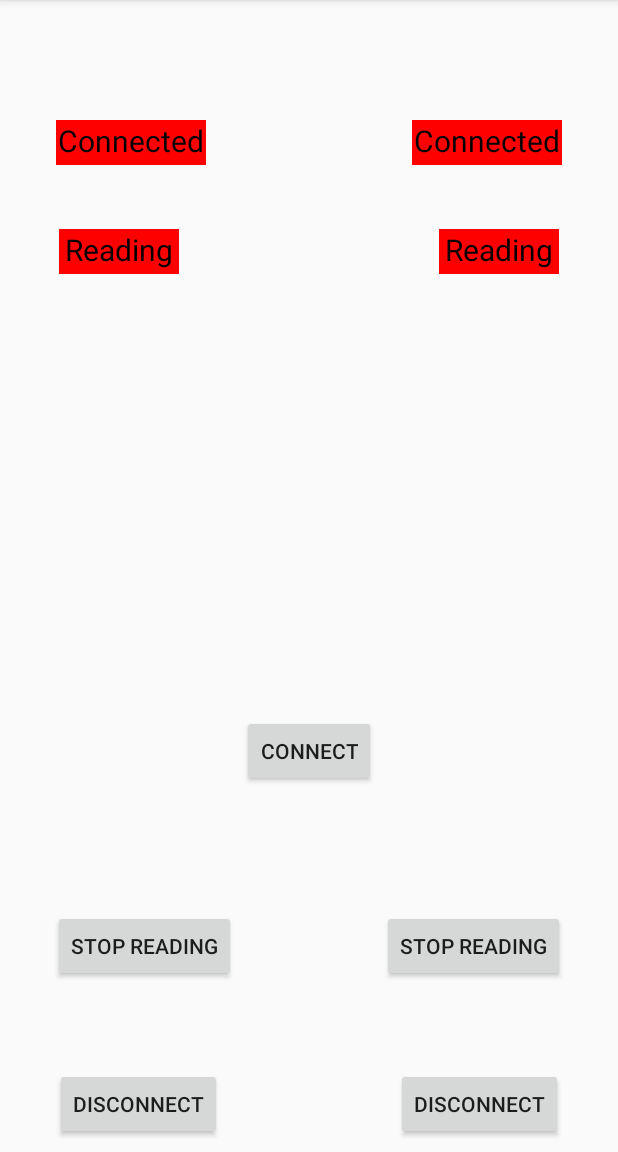
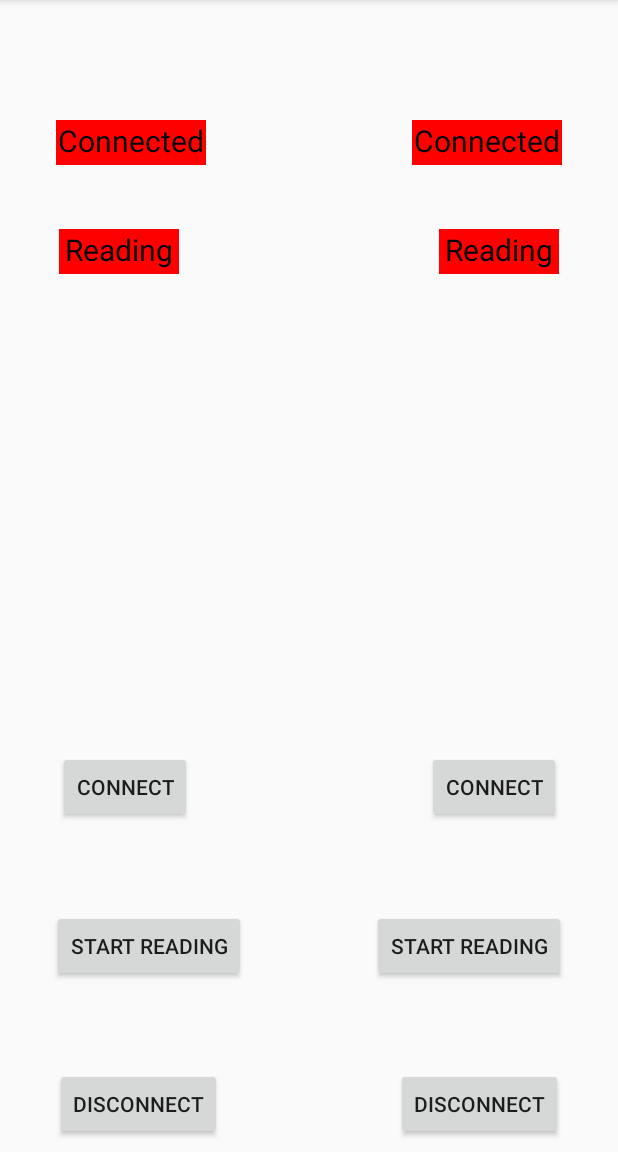
Before and after one commit to jalilahmed/BluetoothManager, an Android app: the ISensorActivity screen opened directly, with no data from a screen before it, after a tap on "CONNECT", on a phone screen of 412 x 824 dp, the part 84-1236 px from its top. Run offline under Robolectric (Android 15) with nearby library versions, the phone set to English and light mode, and no system bars; 1 statement that could not run was skipped.

Commit message:
Separated left right sensors on activity

```diff
--- a/app/src/main/java/com/example/bluetoothinterface/ISensorActivity.java
+++ b/app/src/main/java/com/example/bluetoothinterface/ISensorActivity.java
@@ -20,7 +20,7 @@ public class ISensorActivity extends AppCompatActivity implements ICommunication
 
     // UI Elements
     TextView LeftNameTV, RightNameTV, LeftConnectedTV, RightConnectedTV, LeftReadingTV, RightReadingTV;
-    Button ConnectBtn, LeftStopReading, RightStopReading, LeftDisconnect, RightDisconnect;
+    Button ConnectLeftBtn, ConnectRightBtn, LeftStartReading, RightStartReading, LeftDisconnect, RightDisconnect;
 
     // Sensors
     ArrayList<String> selectedSensors = new ArrayList<>();
@@ -37,6 +37,39 @@ public class ISensorActivity extends AppCompatActivity implements ICommunication
         myInterface.setCommunicationCB(this);
 
         // Initializing all views
+        initializeAllViews();
+
+
+        ConnectLeftBtn.setOnClickListener( new View.OnClickListener() {
+            @Override
+            public void onClick(View view) {
+                connectISensors(selectedSensors.get(0));
+            }
+        });
+
+        ConnectRightBtn.setOnClickListener( new View.OnClickListener() {
+            @Override
+            public void onClick(View view) {
+                connectISensors(selectedSensors.get(1));
+            }
+        });
+
+        LeftStartReading.setOnClickListener( new View.OnClickListener() {
+            @Override
+            public void onClick(View view) {
+                myInterface.startReading(selectedSensors.get(0));
+            }
+        });
+
+        RightStartReading.setOnClickListener( new View.OnClickListener() {
+            @Override
+            public void onClick(View view) {
+                myInterface.startReading(selectedSensors.get(1));
+            }
+        });
+    }
+
+    public void initializeAllViews() {
         LeftNameTV = findViewById(R.id.ISensorLeftName);
         RightNameTV = findViewById(R.id.ISensorRightName);
         LeftConnectedTV = findViewById(R.id.ISensorLeftConnectedTV);
@@ -44,9 +77,10 @@ public class ISensorActivity extends AppCompatActivity implements ICommunication
         LeftReadingTV = findViewById(R.id.ISensorLeftReadingTV);
         RightReadingTV = findViewById(R.id.ISensorRightReadingTV);
 
-        ConnectBtn = findViewById(R.id.ISensorsConnectBtn);
-        LeftStopReading = findViewById(R.id.ISensorLeftStopReadingBtn);
-        RightStopReading = findViewById(R.id.ISensorRightStopReadingBtn);
+        ConnectLeftBtn = findViewById(R.id.ISensorsConnectLeftBtn);
+        ConnectRightBtn = findViewById(R.id.ISensorsConnectRightBtn);
+        LeftStartReading = findViewById(R.id.ISensorLeftStartReadingBtn);
+        RightStartReading = findViewById(R.id.ISensorRightStartReadingBtn);
         LeftDisconnect = findViewById(R.id.ISensorLeftDisconnectBtn);
         RightDisconnect = findViewById(R.id.ISensorRightDisconnectBtn);
 
@@ -62,48 +96,32 @@ public class ISensorActivity extends AppCompatActivity implements ICommunication
             System.out.println("ISensorActivity :: selected Sensors " + selectedSensors);
 
             if (selectedSensors != null) {
+                if (selectedSensors.size() == 1) {
+                    LeftNameTV.setText(selectedSensors.get(0));
+                } else {
                     LeftNameTV.setText(selectedSensors.get(0));
                     RightNameTV.setText(selectedSensors.get(1));
+                }
             }
         } catch (Exception e) {
             System.out.println(e.toString());
         }
-
-        ConnectBtn.setOnClickListener( new View.OnClickListener() {
-            @Override
-            public void onClick(View view) {
-                connectISensors();
-            }
-        });
-
-        LeftStopReading.setOnClickListener( new View.OnClickListener() {
-            @Override
-            public void onClick(View view) {
-                myInterface.stopReading(selectedSensors.get(0));
-            }
-        });
-
-        RightStopReading.setOnClickListener( new View.OnClickListener() {
-            @Override
-            public void onClick(View view) {
-                myInterface.stopReading(selectedSensors.get(1));
-            }
-        });
     }
 
-    public void connectISensors() {
-        myInterface.connectToMiPods(selectedSensors);
+    public void connectISensors(String sensorName) {
+        myInterface.connectToMiPod(sensorName);
     }
 
     @Override
     public void onConnect(BluetoothDevice device) {
-
+        if (selectedSensors.size() == 1) {
+            LeftConnectedTV.setBackgroundColor(Color.GREEN);
+        } else {
             if (device.getName().equals(selectedSensors.get(0))) {
                 LeftConnectedTV.setBackgroundColor(Color.GREEN);
-            LeftReadingTV.setBackgroundColor(Color.GREEN);
             } else if (device.getName().equals(selectedSensors.get(1))) {
                 RightConnectedTV.setBackgroundColor(Color.GREEN);
-            RightReadingTV.setBackgroundColor(Color.GREEN);
+            }
         }
 
         Toast.makeText(getApplicationContext(), "Connected to " + device.getName(), Toast.LENGTH_SHORT).show();
@@ -130,22 +148,26 @@ public class ISensorActivity extends AppCompatActivity implements ICommunication
 
     @Override
     public void onConnectionLost(BluetoothDevice device) {
-        System.out.println("ISensorActivityonConnectionLost :: device is " + device.getName());
-        if (device.getName().equals(selectedSensors.get(0))) {
-            LeftConnectedTV.setBackgroundColor(Color.RED);
-        } else if (device.getName().equals(selectedSensors.get(1))) {
-            RightConnectedTV.setBackgroundColor(Color.RED);
-        }
-
+        System.out.println("ISensorActivity onConnectionLost :: device is " + device.getName());
+        //LeftConnectedTV.setBackgroundColor(Color.RED);
         System.out.println("ISensorActivity::Lost Communication with " + device.getName());
     }
 
     @Override
-    public void onStopReading(BluetoothDevice device) {
+    public void onStartReading(BluetoothDevice device) {
+        if (selectedSensors.size() == 1) {
+            LeftReadingTV.setBackgroundColor(Color.GREEN);
+        } else {
             if (device.getName().equals(selectedSensors.get(0))) {
-            LeftReadingTV.setBackgroundColor(Color.RED);
+                LeftReadingTV.setBackgroundColor(Color.GREEN);
             } else if (device.getName().equals(selectedSensors.get(1))) {
-            RightReadingTV.setBackgroundColor(Color.RED);
+                LeftReadingTV.setBackgroundColor(Color.GREEN);
             }
         }
     }
+
+    @Override
+    public void onStopReading(BluetoothDevice device) {
+        System.out.println("in ISensorActivity::onStopReading ");
+    }
+}
--- a/app/src/main/java/com/example/bluetoothinterface/bluetooth_module/BTManager.java
+++ b/app/src/main/java/com/example/bluetoothinterface/bluetooth_module/BTManager.java
@@ -161,52 +161,57 @@ class BTManager implements IBluetooth, Cloneable {
         }
     }
 
-    public void connectToMiPods(ArrayList<String> miPodsDevicesNames) {
+    public void connectToMiPod(String miPodSensorName) {
         myBluetoothAdapter.cancelDiscovery();
 
-        setISensorList(miPodsDevicesNames);
+        setISensorList(miPodSensorName);
 
-        createSockets();
+        createSocket(miPodSensorName);
 
-        connectISensors();
-
-        startRead();
-
+        connectISensor(miPodSensorName);
     }
 
-    private void setISensorList(ArrayList<String> miPodsDevicesNames) {
+    private void setISensorList(String miPodSensorName) {
         for (BluetoothDevice device : miPods) {
-            if (miPodsDevicesNames.contains( device.getName() )) {
-                //listSensorToConnect.add(device);
+            if (miPodSensorName.equals(device.getName())) {
                 ISensor sensor = new Sensor( device, "left" );
                 sensorList.add(sensor);
             }
         }
     }
 
-    private void createSockets(){
-        bluetoothSockets.clear();
+    private void createSocket(String miPodSensorName){
+
         System.out.println("in BTManager::createScokets sensorList is:  " + sensorList);
+        BluetoothDevice device = null;
+
         for (final ISensor sensor : sensorList) {
-            BluetoothDevice device = sensor.getDevice();
+            if (sensor.getName().equals(miPodSensorName)) {
+                device = sensor.getDevice();
+            }
+        }
+
         try {
             if (device != null) {
                 // TODO: Get different UUIDs for sensors
                 ParcelUuid[] uuids = device.getUuids();
                 String uuid = uuids[0].toString();
                 BluetoothSocket socket = device.createRfcommSocketToServiceRecord(UUID.fromString(uuid));
-                    bluetoothSockets.add( socket );
+                bluetoothSockets.add(socket);
                 System.out.println("in BTManager: bluetoothSockets are: " + bluetoothSockets.toString());
             }
         } catch (final Exception e) {
             communicationCB.onError(e.getMessage());
         }
     }
-    }
 
-    private void connectISensors() {
+    private void connectISensor(String miPodSensorName) {
         for (final ISensor sensor : sensorList) {
-            final BluetoothDevice device = sensor.getDevice();
+            BluetoothDevice device;
+
+            if (sensor.getName().equals(miPodSensorName)) {
+                device = sensor.getDevice();
+
                 BluetoothSocket socket = null;
                 try {
                     socket = findSocket(device.getName());
@@ -231,21 +236,6 @@ class BTManager implements IBluetooth, Cloneable {
                     }
                 }
             }
-    }
-
-    private void startRead () {
-        // List<ISensor> from sensorList
-        try {
-            for (ISensor sensor: sensorList) {
-                //Create a thread and start reading
-                BluetoothSocket mySocket = findSocket(sensor.getName());
-                ReadStream thread = new ReadStream(sensor, mySocket, communicationCB);
-                if (sensor.getState() == SENSOR_STATE.CONNECTED) {
-                    thread.start();
-                }
-            }
-        } catch (Exception e) {
-            System.out.println("BTManager :startRead exception for sensor " + e.toString());
         }
     }
 
@@ -305,10 +295,22 @@ class BTManager implements IBluetooth, Cloneable {
         UICallback = null;
     }
 
-    public void stopReading(String sensorName) {
+    public void startReading(String sensorName) {
         for (ISensor sensor : sensorList) {
             if (sensorName.equals(sensor.getName())) {
-                sensor.setState(SENSOR_STATE.CONNECTED);
+
+                try {
+                    //Create a thread and start reading
+                    BluetoothSocket mySocket = findSocket(sensor.getName());
+                    ReadStream thread = new ReadStream(sensor, mySocket, communicationCB);
+                    if (sensor.getState() == SENSOR_STATE.CONNECTED) {
+                        thread.start();
+                        System.out.println("BTManager :: startReading for sensor " + sensorName);
+                    }
+                } catch (Exception e) {
+                    System.out.println("BTManager :startRead exception for sensor " + e.toString());
+                }
+
             }
         }
     }
--- a/app/src/main/java/com/example/bluetoothinterface/bluetooth_module/DataFrame.java
+++ b/app/src/main/java/com/example/bluetoothinterface/bluetooth_module/DataFrame.java
@@ -16,7 +16,6 @@ class DataFrame {
         ConvertA(rawData);
         ConvertG(rawData);
     }
-
 
     private int getCount(byte[] rawData) {
         // unsigned bytes
--- a/app/src/main/java/com/example/bluetoothinterface/interfaces/IBluetooth.java
+++ b/app/src/main/java/com/example/bluetoothinterface/interfaces/IBluetooth.java
@@ -1,6 +1,4 @@
 package com.example.bluetoothinterface.interfaces;
-
-import java.util.ArrayList;
 
 /**
  * Created by jalil on 1/12/2018.
@@ -14,11 +12,11 @@ public interface IBluetooth {
     void setPairedDevices();
     void discoverDevices();
     void stopDiscoverDevices();
-    void connectToMiPods(ArrayList<String> miPodsDevicesNames);
+    void connectToMiPod(String miPodSensorName);
     void test();
     //void closeSocket(BluetoothSocket socket);
     //void removeSensor(ISensor sensor);
-    void stopReading(String sensor);
+    void startReading(String sensor);
 
 
     // Discovery Callback methods
--- a/app/src/main/java/com/example/bluetoothinterface/interfaces/ICommunicationCallback.java
+++ b/app/src/main/java/com/example/bluetoothinterface/interfaces/ICommunicationCallback.java
@@ -10,7 +10,8 @@ public interface ICommunicationCallback {
     void onConnect(BluetoothDevice device);
     void onError(String message);
     void onConnectError(String message);
-    //void onDisconnect(String message);
+    void onDisconnect(String message);
     void onConnectionLost(BluetoothDevice device);
+    void onStartReading(BluetoothDevice device);
     void onStopReading(BluetoothDevice device);
 }
--- a/app/src/main/res/layout/activity_isensor.xml
+++ b/app/src/main/res/layout/activity_isensor.xml
@@ -118,7 +118,7 @@
         app:layout_constraintVertical_bias="0.19999999" />
 
     <Button
-        android:id="@+id/ISensorsConnectBtn"
+        android:id="@+id/ISensorsConnectLeftBtn"
         android:layout_width="wrap_content"
         android:layout_height="wrap_content"
         android:layout_marginBottom="8dp"
@@ -128,20 +128,20 @@
         android:text="@string/connect"
         app:layout_constraintBottom_toBottomOf="parent"
         app:layout_constraintEnd_toEndOf="parent"
-        app:layout_constraintHorizontal_bias="0.501"
+        app:layout_constraintHorizontal_bias="0.1"
         app:layout_constraintStart_toStartOf="parent"
         app:layout_constraintTop_toTopOf="parent"
-        app:layout_constraintVertical_bias="0.666" />
+        app:layout_constraintVertical_bias="0.7" />
 
     <Button
-        android:id="@+id/ISensorLeftStopReadingBtn"
+        android:id="@+id/ISensorLeftStartReadingBtn"
         android:layout_width="wrap_content"
         android:layout_height="wrap_content"
         android:layout_marginBottom="8dp"
         android:layout_marginEnd="8dp"
         android:layout_marginStart="8dp"
         android:layout_marginTop="8dp"
-        android:text="@string/stop_reading"
+        android:text="@string/start_reading"
         app:layout_constraintBottom_toBottomOf="parent"
         app:layout_constraintEnd_toEndOf="parent"
         app:layout_constraintHorizontal_bias="0.1"
@@ -166,14 +166,14 @@
         app:layout_constraintVertical_bias="1.0" />
 
     <Button
-        android:id="@+id/ISensorRightStopReadingBtn"
+        android:id="@+id/ISensorRightStartReadingBtn"
         android:layout_width="wrap_content"
         android:layout_height="wrap_content"
         android:layout_marginBottom="8dp"
         android:layout_marginEnd="8dp"
         android:layout_marginStart="8dp"
         android:layout_marginTop="8dp"
-        android:text="@string/stop_reading"
+        android:text="@string/start_reading"
         app:layout_constraintBottom_toBottomOf="parent"
         app:layout_constraintEnd_toEndOf="parent"
         app:layout_constraintHorizontal_bias="0.9"
@@ -197,4 +197,20 @@
         app:layout_constraintTop_toTopOf="parent"
         app:layout_constraintVertical_bias="1.0" />
 
+    <Button
+        android:id="@+id/ISensorsConnectRightBtn"
+        android:layout_width="wrap_content"
+        android:layout_height="wrap_content"
+        android:layout_marginBottom="8dp"
+        android:layout_marginEnd="8dp"
+        android:layout_marginStart="8dp"
+        android:layout_marginTop="8dp"
+        android:text="@string/connect"
+        app:layout_constraintBottom_toBottomOf="parent"
+        app:layout_constraintEnd_toEndOf="parent"
+        app:layout_constraintHorizontal_bias="0.903"
+        app:layout_constraintStart_toStartOf="parent"
+        app:layout_constraintTop_toTopOf="parent"
+        app:layout_constraintVertical_bias="0.7" />
+
 </android.support.constraint.ConstraintLayout>
--- a/app/src/main/res/values/strings.xml
+++ b/app/src/main/res/values/strings.xml
@@ -6,7 +6,7 @@
     <string name="Select_and_start">Start</string>
     <string name="enable_bt">Enable BT</string>
     <string name="disconnect">Disconnect</string>
-    <string name="stop_reading">Stop Reading</string>
+    <string name="start_reading">Start Reading</string>
     <string name="connect">Connect</string>
     <string name="connected_status">Connected</string>
     <string name="reading_status">Reading</string>
```
Also changed, not shown: app/src/main/java/com/example/bluetoothinterface/bluetooth_module/ReadStream.java (+7 -3 lines). Lines whose indentation alone changed are shown as unchanged.
